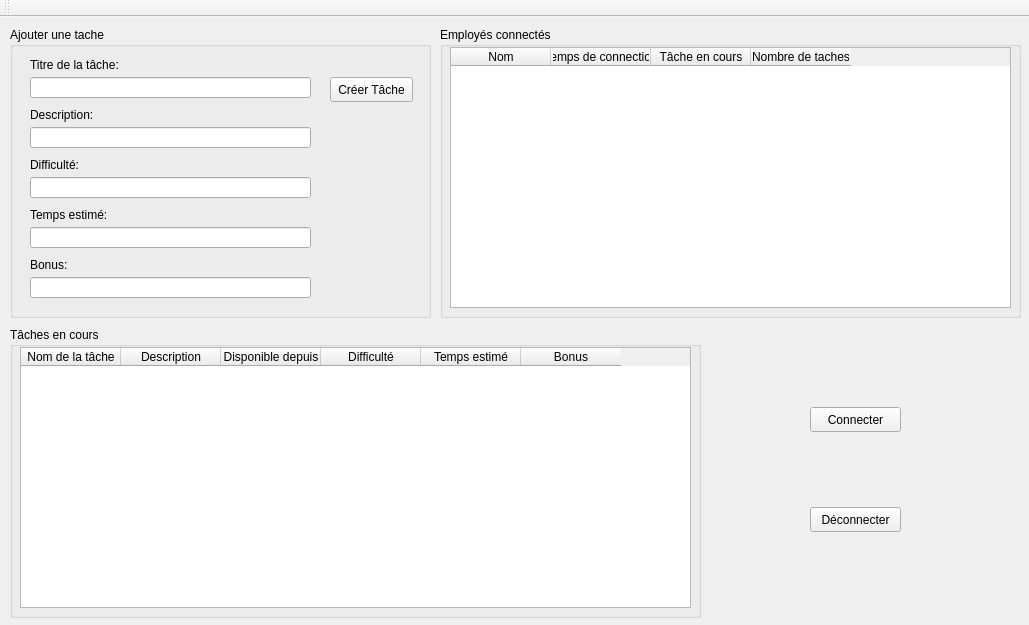
Qt form serveur.ui (lehouxouelleta/cll12-GestionnaireAgile-Serveur) before a commit.
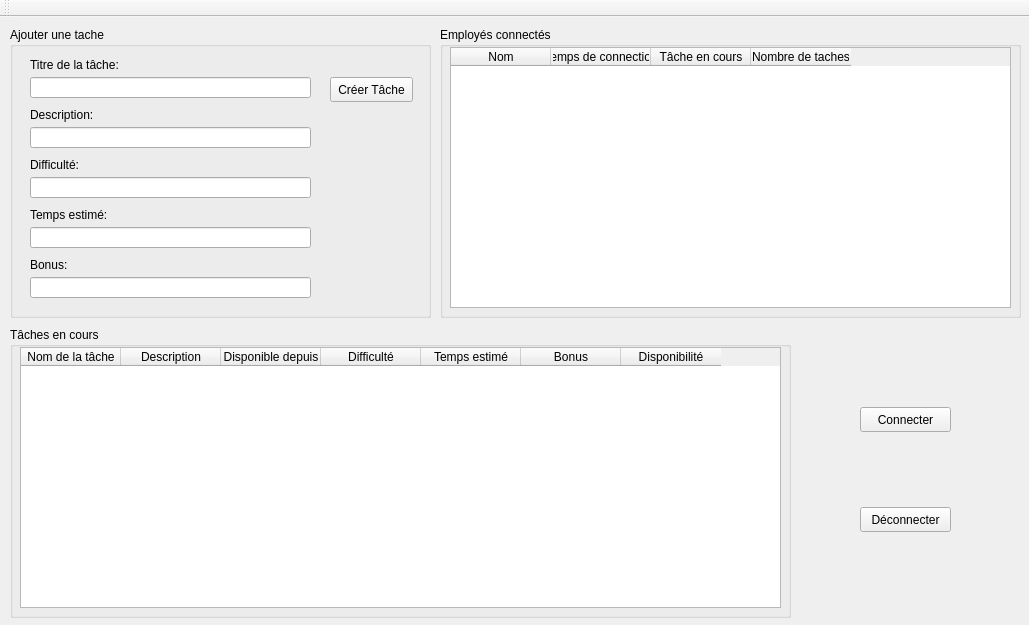
The same form after that commit.

Commit message: Suppression des tâches complétées terminé

```diff
--- a/serveur.ui
+++ b/serveur.ui
@@ -212,7 +212,7 @@
      <rect>
       <x>10</x>
       <y>310</y>
-      <width>691</width>
+      <width>781</width>
       <height>291</height>
      </rect>
     </property>
@@ -224,10 +224,13 @@
       <rect>
        <x>10</x>
        <y>20</y>
-       <width>671</width>
+       <width>761</width>
        <height>261</height>
       </rect>
      </property>
+     <property name="alternatingRowColors">
+      <bool>true</bool>
+     </property>
      <property name="selectionMode">
       <enum>QAbstractItemView::ExtendedSelection</enum>
      </property>
@@ -264,12 +267,17 @@
        <string>Bonus</string>
       </property>
      </column>
+     <column>
+      <property name="text">
+       <string>Disponibilité</string>
+      </property>
+     </column>
     </widget>
    </widget>
    <widget class="QPushButton" name="btnConnecter">
     <property name="geometry">
      <rect>
-      <x>810</x>
+      <x>860</x>
       <y>390</y>
       <width>91</width>
       <height>25</height>
@@ -282,7 +290,7 @@
    <widget class="QPushButton" name="btnDeconnecter">
     <property name="geometry">
      <rect>
-      <x>810</x>
+      <x>860</x>
       <y>490</y>
       <width>91</width>
       <height>25</height>
```
Left out of the diff: 3 changed lines with no effect on the pictures. The commit also changes 2 other files.
